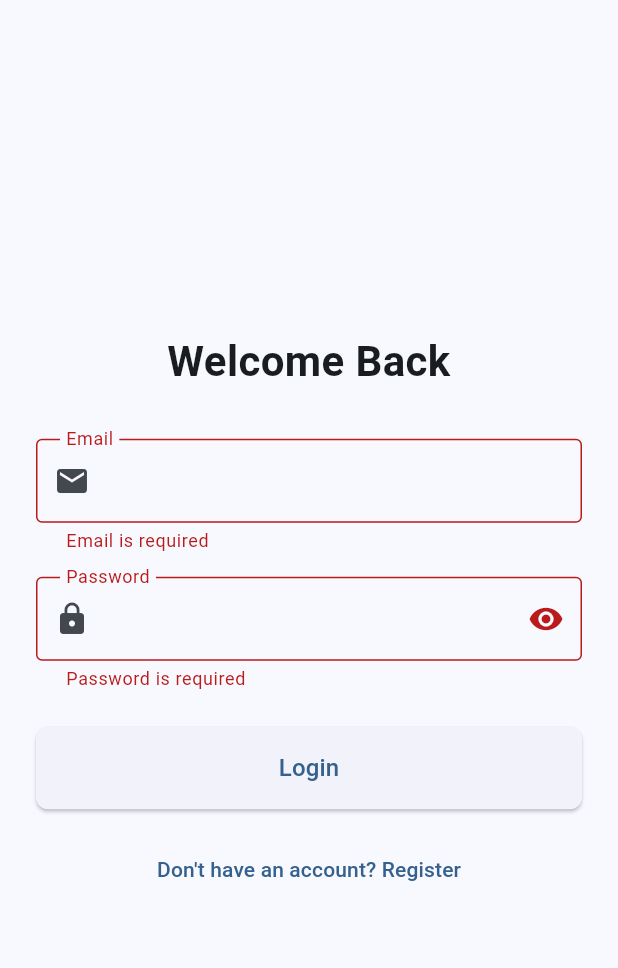
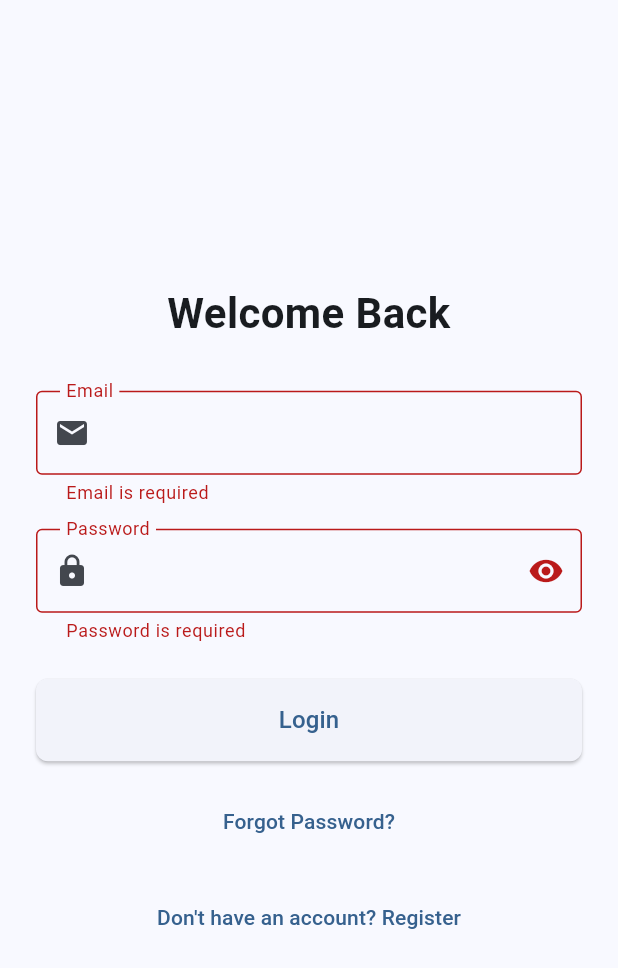
Before and after one commit to HarzaanHussain/cateredtoyou, a Flutter app: the screen it shows after launch, after a tap on "Login", on a phone screen of 412 x 824 dp. Shown: the top 968 px of the screen. Run offline on Flutter 3.47's test engine with Material 3 defaults, Android fonts, the phone set to English and light mode, and no system bars; our stand-ins replace cloud_firestore, firebase_auth, firebase_core, go_router; accounts and stored records are empty.

Commit message:
Added reset password for users

```diff
--- a/lib/main.dart
+++ b/lib/main.dart
@@ -1,7 +1,9 @@
-import 'package:cateredtoyou/services/event_service.dart';
-import 'package:cateredtoyou/services/menu_item_service.dart';
-import 'package:cateredtoyou/services/task_automation_service.dart';
-import 'package:cateredtoyou/services/task_service.dart';
+import 'package:cateredtoyou/services/event_service.dart';// Import EventService for event-related operations
+import 'package:cateredtoyou/services/menu_item_service.dart'; // Import MenuItemService for menu item-related operations
+import 'package:cateredtoyou/services/task_automation_service.dart'; // Import TaskAutomationService for task automation operations
+import 'package:cateredtoyou/services/task_service.dart'; // Import TaskService for task-related operations
+import 'package:firebase_auth/firebase_auth.dart'; // Import FirebaseAuth package for Firebase authentication
+import 'package:firebase_core/firebase_core.dart';// Import Firebase core package for Firebase initialization
 import 'package:flutter/material.dart'; // Import Flutter material package for UI components
 import 'package:provider/provider.dart'; // Import provider package for state management
 import 'package:cateredtoyou/models/auth_model.dart'; // Import AuthModel for authentication state
@@ -13,10 +15,34 @@ import 'package:cateredtoyou/services/role_permissions.dart'; // Import RolePerm
 import 'package:cateredtoyou/services/inventory_service.dart'; // Import InventoryService for inventory-related operations
 import 'package:cateredtoyou/services/customer_service.dart'; // Import CustomerService for customer-related operations
 
+// Class to handle secondary Firebase app initialization
+class FirebaseSecondary {
+  static late FirebaseApp secondaryApp; // Secondary Firebase app instance
+  static late FirebaseAuth secondaryAuth; // Secondary FirebaseAuth instance
+
+  // Method to initialize the secondary Firebase app
+  static Future<void> initializeSecondary() async {
+    try {
+      // Try to initialize the secondary Firebase app with the same options as the primary app
+      secondaryApp = await Firebase.initializeApp(
+        name: 'Secondary',
+        options: Firebase.app().options,
+      );
+      // Get the FirebaseAuth instance for the secondary app
+      secondaryAuth = FirebaseAuth.instanceFor(app: secondaryApp);
+    } catch (e) {
+      // If the secondary app is already initialized, get its instance
+      secondaryApp = Firebase.app('Secondary');
+      secondaryAuth = FirebaseAuth.instanceFor(app: secondaryApp);
+    }
+  }
+}
+
 void main() async {
   WidgetsFlutterBinding
       .ensureInitialized(); // Ensure Flutter binding is initialized before running the app
   await FirebaseService.initialize(); // Initialize Firebase services
+   await FirebaseSecondary.initializeSecondary(); // Initialize secondary Firebase app
   runApp(const MyApp()); // Run the MyApp widget
 }
 
--- a/lib/services/role_permissions.dart
+++ b/lib/services/role_permissions.dart
@@ -112,6 +112,7 @@
         'view_menu',
       ],
       'manager': [
+        'manage_staff',
         'view_staff',
         'manage_events',
         'view_events',
--- a/lib/views/auth/login_screen.dart
+++ b/lib/views/auth/login_screen.dart
@@ -1,117 +1,214 @@
-import 'package:flutter/material.dart'; // Importing Flutter material package for UI components.
-import 'package:provider/provider.dart'; // Importing Provider package for state management.
-import 'package:go_router/go_router.dart'; // Importing GoRouter package for navigation.
-import 'package:cateredtoyou/models/auth_model.dart'; // Importing AuthModel for authentication logic.
-import 'package:cateredtoyou/widgets/custom_button.dart'; // Importing custom button widget.
-import 'package:cateredtoyou/widgets/custom_text_field.dart'; // Importing custom text field widget.
-import 'package:cateredtoyou/utils/validators.dart'; // Importing validators for form validation.
+import 'package:cateredtoyou/services/auth_service.dart'; // Importing the authentication service
+import 'package:flutter/material.dart'; // Importing Flutter material package for UI components
+import 'package:provider/provider.dart'; // Importing provider for state management
+import 'package:go_router/go_router.dart'; // Importing go_router for navigation
+import 'package:cateredtoyou/models/auth_model.dart'; // Importing the authentication model
+import 'package:cateredtoyou/widgets/custom_button.dart'; // Importing custom button widget
+import 'package:cateredtoyou/widgets/custom_text_field.dart'; // Importing custom text field widget
+import 'package:cateredtoyou/utils/validators.dart'; // Importing validators for form validation
 
-class LoginScreen extends StatefulWidget { // Defining a stateful widget for the login screen.
-  const LoginScreen({super.key}); // Constructor for the LoginScreen widget.
+/// LoginScreen is a stateful widget that represents the login screen.
+class LoginScreen extends StatefulWidget {
+  const LoginScreen({super.key}); // Constructor for LoginScreen
 
   @override
-  State<LoginScreen> createState() => _LoginScreenState(); // Creating the state for the LoginScreen widget.
+  State<LoginScreen> createState() => _LoginScreenState(); // Creates the mutable state for this widget
 }
 
-class _LoginScreenState extends State<LoginScreen> { // Defining the state class for LoginScreen.
-  final _formKey = GlobalKey<FormState>(); // Key to identify the form and validate it.
-  final _emailController = TextEditingController(); // Controller for the email text field.
-  final _passwordController = TextEditingController(); // Controller for the password text field.
-  bool _isPasswordVisible = false; // Boolean to toggle password visibility.
+/// _LoginScreenState is the state class for LoginScreen.
+class _LoginScreenState extends State<LoginScreen> {
+  final _formKey = GlobalKey<FormState>(); // Key to identify the form
+  final _emailController = TextEditingController(); // Controller for email input
+  final _passwordController = TextEditingController(); // Controller for password input
+  bool _isPasswordVisible = false; // State to manage password visibility
+  bool _isLoading = false; // State to manage loading indicator for login
+  bool _isForgotPasswordLoading = false; // State to manage loading indicator for forgot password
 
   @override
-  void dispose() { // Overriding dispose method to clean up controllers.
-    _emailController.dispose(); // Disposing email controller.
-    _passwordController.dispose(); // Disposing password controller.
-    super.dispose(); // Calling super dispose method.
+  void dispose() {
+    _emailController.dispose(); // Dispose email controller when widget is removed
+    _passwordController.dispose(); // Dispose password controller when widget is removed
+    super.dispose(); // Call the dispose method of the superclass
   }
 
-  Future<void> _handleLogin() async { // Method to handle login logic.
-    if (_formKey.currentState?.validate() ?? false) { // Validating the form.
-      final authModel = context.read<AuthModel>(); // Reading the AuthModel from the context.
-      final success = await authModel.signIn( // Attempting to sign in with email and password.
-        _emailController.text.trim(), // Trimming the email input.
-        _passwordController.text, // Getting the password input.
-      );
+  /// Handles the login process.
+  Future<void> _handleLogin() async {
+    if (_formKey.currentState?.validate() ?? false) { // Validate the form
+      setState(() {
+        _isLoading = true; // Show loading indicator
+      });
 
-      if (success && mounted) { // If login is successful and widget is still mounted.
-        context.go('/home'); // Navigate to the home screen.
+      try {
+        final authModel = context.read<AuthModel>(); // Read the authentication model from the context
+        final success = await authModel.signIn(
+          _emailController.text.trim(), // Get the trimmed email
+          _passwordController.text, // Get the password
+        );
+
+        if (success && mounted) {
+          context.go('/home'); // Navigate to home screen on successful login
+        }
+      } catch (e) {
+        if (mounted) {
+          ScaffoldMessenger.of(context).showSnackBar(
+            const SnackBar(
+              content:
+                  Text('An error occurred during login. Please try again.'), // Show error message
+              duration: Duration(seconds: 4), // Duration of the snackbar
+              backgroundColor: Colors.red, // Background color of the snackbar
+            ),
+          );
+        }
+      } finally {
+        if (mounted) {
+          setState(() {
+            _isLoading = false; // Hide loading indicator
+          });
+        }
       }
     }
   }
 
+  /// Shows a snackbar with a given message and background color.
+  void showSnackBar(String message, Color backgroundColor,
+      {Duration duration = const Duration(seconds: 4)}) {
+    debugPrint('Showing SnackBar: $message'); // Debug print for showing snackbar
+    ScaffoldMessenger.of(context).showSnackBar(
+      SnackBar(
+        content: Text(message), // Message to be shown in the snackbar
+        duration: duration, // Duration of the snackbar
+        backgroundColor: backgroundColor, // Background color of the snackbar
+      ),
+    );
+  }
+
+  /// Handles the forgot password process.
+  Future<void> _handleForgotPassword() async {
+    final email = _emailController.text.trim(); // Get the trimmed email
+    if (email.isEmpty) {
+      showSnackBar(
+        'Please enter the email address associated with your client account', // Show error if email is empty
+        Colors.red,
+      );
+      return;
+    }
+
+    setState(() => _isForgotPasswordLoading = true); // Show loading indicator
+
+    try {
+      final authService = AuthService(); // Create an instance of AuthService
+      final result = await authService.resetPassword(email); // Call resetPassword method
+
+      if (result.success) {
+        showSnackBar(
+          'Password Reset Email Sent to $email\n\n'
+          'Please check your email inbox and click the link to reset your password. '
+          'If you don\'t see the email, please check your spam folder.', // Show success message
+          Colors.green,
+          duration: const Duration(seconds: 8), // Duration of the snackbar
+        );
+      } else {
+        showSnackBar(
+          result.error ?? 'Failed to send reset email. Please try again later.', // Show error message
+          Colors.red,
+        );
+      }
+    } catch (e) {
+      showSnackBar(
+        'An unexpected error occurred. Please try again or contact support if the problem continues.', // Show unexpected error message
+        Colors.red,
+      );
+    } finally {
+      setState(() => _isForgotPasswordLoading = false); // Hide loading indicator
+    }
+  }
+
   @override
-  Widget build(BuildContext context) { // Building the UI.
-    final authModel = context.watch<AuthModel>(); // Watching the AuthModel for changes.
+  Widget build(BuildContext context) {
+    final authModel = context.watch<AuthModel>(); // Watch the authentication model for changes
 
-    return Scaffold( // Returning a Scaffold widget.
-      body: Center( // Centering the content.
-        child: SingleChildScrollView( // Making the content scrollable.
-          padding: const EdgeInsets.all(24.0), // Adding padding around the content.
-          child: Form( // Creating a form widget.
-            key: _formKey, // Assigning the form key.
-            child: Column( // Using a column to arrange widgets vertically.
-              mainAxisAlignment: MainAxisAlignment.center, // Centering the column content vertically.
-              crossAxisAlignment: CrossAxisAlignment.stretch, // Stretching the column content horizontally.
+    return Scaffold(
+      body: Center(
+        child: SingleChildScrollView(
+          padding: const EdgeInsets.all(24.0), // Padding for the scroll view
+          child: Form(
+            key: _formKey, // Assign the form key
+            child: Column(
+              mainAxisAlignment: MainAxisAlignment.center, // Center the column vertically
+              crossAxisAlignment: CrossAxisAlignment.stretch, // Stretch the column horizontally
               children: [
-                const Text( // Displaying a welcome text.
-                  'Welcome Back', // Text content.
-                  style: TextStyle( // Styling the text.
-                    fontSize: 28, // Font size.
-                    fontWeight: FontWeight.bold, // Font weight.
+                const Text(
+                  'Welcome Back', // Welcome message
+                  style: TextStyle(
+                    fontSize: 28, // Font size
+                    fontWeight: FontWeight.bold, // Font weight
                   ),
-                  textAlign: TextAlign.center, // Center aligning the text.
+                  textAlign: TextAlign.center, // Center align the text
                 ),
-                const SizedBox(height: 32), // Adding vertical space.
-                CustomTextField( // Custom text field for email input.
-                  controller: _emailController, // Assigning the email controller.
-                  label: 'Email', // Label for the text field.
-                  prefixIcon: Icons.email, // Prefix icon for the text field.
-                  keyboardType: TextInputType.emailAddress, // Setting keyboard type to email address.
-                  validator: Validators.validateEmail, // Validator for email input.
+                const SizedBox(height: 32), // Spacing
+                CustomTextField(
+                  controller: _emailController, // Controller for email input
+                  label: 'Email', // Label for the text field
+                  prefixIcon: Icons.email, // Prefix icon for the text field
+                  keyboardType: TextInputType.emailAddress, // Keyboard type for email input
+                  validator: Validators.validateEmail, // Validator for email input
                 ),
-                const SizedBox(height: 16), // Adding vertical space.
-                CustomTextField( // Custom text field for password input.
-                  controller: _passwordController, // Assigning the password controller.
-                  label: 'Password', // Label for the text field.
-                  prefixIcon: Icons.lock, // Prefix icon for the text field.
-                  obscureText: !_isPasswordVisible, // Toggling password visibility.
-                  suffixIcon: IconButton( // Icon button to toggle password visibility.
-                    icon: Icon( // Icon for the button.
-                      _isPasswordVisible ? Icons.visibility_off : Icons.visibility, // Changing icon based on visibility state.
+                const SizedBox(height: 16), // Spacing
+                CustomTextField(
+                  controller: _passwordController, // Controller for password input
+                  label: 'Password', // Label for the text field
+                  prefixIcon: Icons.lock, // Prefix icon for the text field
+                  obscureText: !_isPasswordVisible, // Obscure text for password input
+                  suffixIcon: IconButton(
+                    icon: Icon(
+                      _isPasswordVisible
+                          ? Icons.visibility_off
+                          : Icons.visibility, // Toggle visibility icon
                     ),
-                    onPressed: () { // On press handler for the button.
-                      setState(() { // Updating the state.
-                        _isPasswordVisible = !_isPasswordVisible; // Toggling the password visibility.
+                    onPressed: () {
+                      setState(() {
+                        _isPasswordVisible = !_isPasswordVisible; // Toggle password visibility
                       });
                     },
                   ),
-                  validator: Validators.validatePassword, // Validator for password input.
+                  validator: Validators.validatePassword, // Validator for password input
                 ),
-                const SizedBox(height: 24), // Adding vertical space.
-                if (authModel.error != null) // Checking if there is an error.
-                  Padding( // Adding padding around the error message.
-                    padding: const EdgeInsets.only(bottom: 16), // Padding value.
-                    child: Text( // Displaying the error message.
-                      authModel.error!, // Error message content.
-                      style: const TextStyle( // Styling the error message.
-                        color: Colors.red, // Text color.
-                        fontSize: 14, // Font size.
+                const SizedBox(height: 24), // Spacing
+                if (authModel.error != null)
+                  Padding(
+                    padding: const EdgeInsets.only(bottom: 16), // Padding for error message
+                    child: Text(
+                      authModel.error!, // Display error message
+                      style: const TextStyle(
+                        color: Colors.red, // Text color
+                        fontSize: 14, // Font size
                       ),
-                      textAlign: TextAlign.center, // Center aligning the text.
+                      textAlign: TextAlign.center, // Center align the text
                     ),
                   ),
-                CustomButton( // Custom button for login.
-                  label: 'Login', // Button label.
-                  onPressed: authModel.isLoading ? null : _handleLogin, // Disabling button if loading, otherwise handling login.
-                  isLoading: authModel.isLoading, // Showing loading indicator if loading.
+                CustomButton(
+                  label: 'Login', // Label for the button
+                  onPressed: _isLoading ? null : _handleLogin, // Disable button if loading
+                  isLoading: _isLoading, // Show loading indicator if loading
                 ),
-                const SizedBox(height: 16), // Adding vertical space.
-                TextButton( // Text button for navigation to register screen.
-                  onPressed: () { // On press handler for the button.
-                    context.push('/register'); // Navigating to the register screen.
+                const SizedBox(height: 16), // Spacing
+                TextButton(
+                  onPressed:
+                      _isForgotPasswordLoading ? null : _handleForgotPassword, // Disable button if loading
+                  child: _isForgotPasswordLoading
+                      ? const SizedBox(
+                          width: 20,
+                          height: 20,
+                          child: CircularProgressIndicator(strokeWidth: 2), // Show loading indicator
+                        )
+                      : const Text('Forgot Password?'), // Forgot password text
+                ),
+                const SizedBox(height: 16), // Spacing
+                TextButton(
+                  onPressed: () {
+                    context.push('/register'); // Navigate to register screen
                   },
-                  child: const Text('Don\'t have an account? Register'), // Button label.
+                  child: const Text('Don\'t have an account? Register'), // Register text
                 ),
               ],
             ),
--- a/lib/views/staff/add_staff_screen.dart
+++ b/lib/views/staff/add_staff_screen.dart
@@ -70,7 +70,7 @@ class _AddStaffScreenState extends State<AddStaffScreen> {
         firstName: _firstNameController.text.trim(), // Get the trimmed first name from the controller
         lastName: _lastNameController.text.trim(), // Get the trimmed last name from the controller
         phoneNumber: _phoneController.text.trim(), // Get the trimmed phone number from the controller
-        role: _selectedRole, // Get the selected role
+        role: _selectedRole,  // Get the selected role
       );
 
       if (!mounted) return; // Check if the widget is still mounted
```
Also changed, not shown: lib/services/staff_service.dart (+219 -101 lines), lib/services/task_service.dart (+0 -30 lines).
